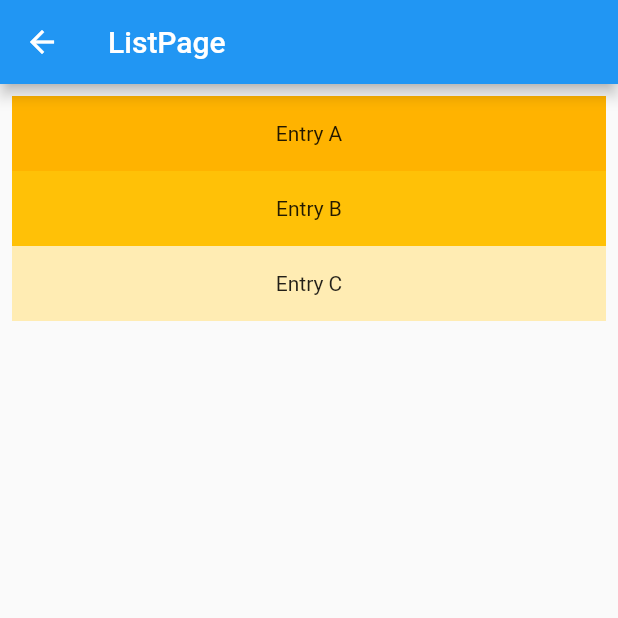
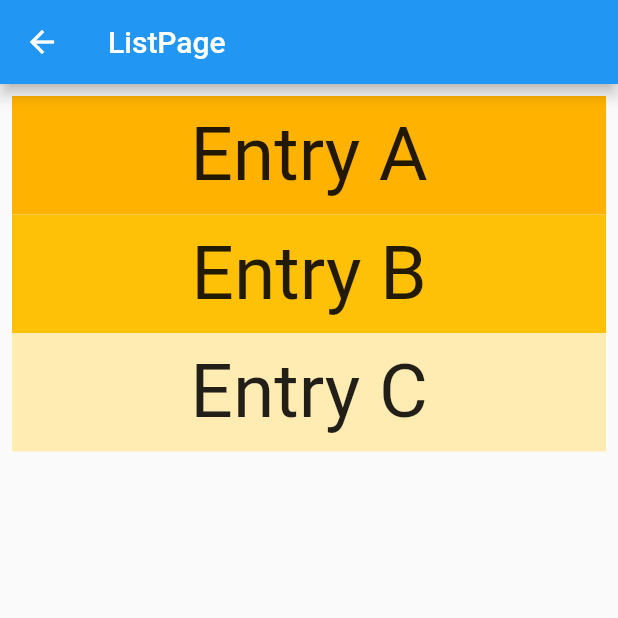
Before and after one commit to miyakooti/flutter_app, a Flutter app: the ListPage screen opened directly, on a phone screen of 412 x 824 dp, the top half of it. Run offline on Flutter 3.47's test engine with Material 2 defaults, Android fonts, the phone set to English and light mode, and no system bars.

Commit message:
listviewで遊んでる

```diff
--- a/lib/List_page.dart
+++ b/lib/List_page.dart
@@ -1,31 +1,28 @@
 import "package:flutter/material.dart";
 
 class ListPage extends StatelessWidget {
+  final List<String> entries = <String>['A', 'B', 'C'];
+  final List<int> colorCodes = <int>[600, 500, 100];
+
   @override
   Widget build(BuildContext context) {
     return Scaffold(
         appBar: AppBar(
           title: Text("ListPage"),
         ),
-        body: ListView(
-          padding: const EdgeInsets.all(8),
-          children: <Widget>[
-            Container(
-              height: 50,
-              color: Colors.amber[600],
-              child: const Center(child: Text('Entry A')),
-            ),
-            Container(
-              height: 50,
-              color: Colors.amber[500],
-              child: const Center(child: Text('Entry B')),
-            ),
-            Container(
-              height: 50,
-              color: Colors.amber[100],
-              child: const Center(child: Text('Entry C')),
-            ),
-          ],
-        ));
+        body: ListView.builder(
+            padding: const EdgeInsets.all(8),
+            itemCount: entries.length,
+            itemBuilder: (BuildContext context, int index) {
+              return Container(
+                color: Colors.amber[colorCodes[index]],
+                child: Padding(
+                  padding: const EdgeInsets.all(10.0),
+                  child: Center(
+                      child: Text('Entry ${entries[index]}',
+                          style: TextStyle(fontSize: 50))),
+                ),
+              );
+            }));
   }
 }
```
